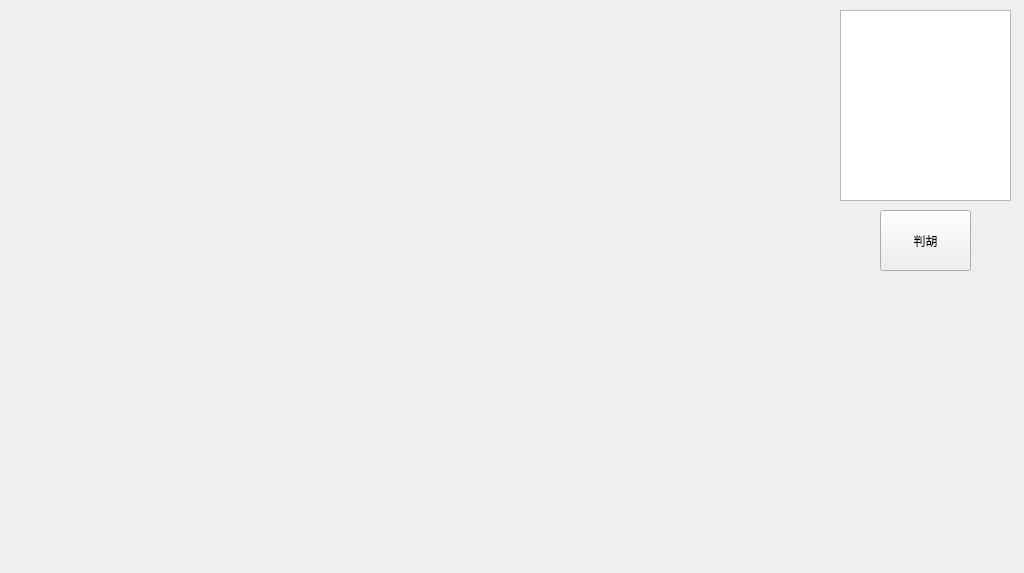
Qt form qt/MahTest/mainwindow.ui (huangtao/qipai) before a commit.
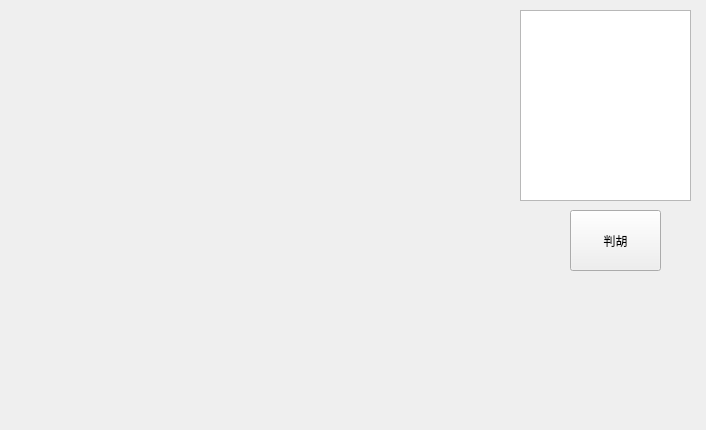
The same form after that commit.

Diff of the .ui file:
```diff
--- a/qt/MahTest/mainwindow.ui
+++ b/qt/MahTest/mainwindow.ui
@@ -6,8 +6,8 @@
    <rect>
     <x>0</x>
     <y>0</y>
-    <width>1024</width>
-    <height>573</height>
+    <width>706</width>
+    <height>430</height>
    </rect>
   </property>
   <property name="windowTitle">
@@ -17,7 +17,7 @@
    <widget class="QPushButton" name="pushButton">
     <property name="geometry">
      <rect>
-      <x>880</x>
+      <x>570</x>
       <y>210</y>
       <width>91</width>
       <height>61</height>
@@ -30,7 +30,7 @@
    <widget class="QListWidget" name="listWidget">
     <property name="geometry">
      <rect>
-      <x>840</x>
+      <x>520</x>
       <y>10</y>
       <width>171</width>
       <height>191</height>
```
Left out of the diff: 2 changed lines with no effect on the pictures.
